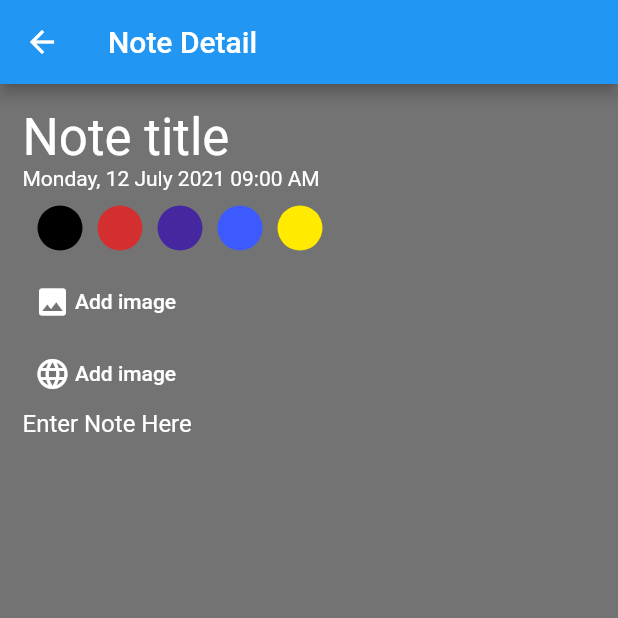
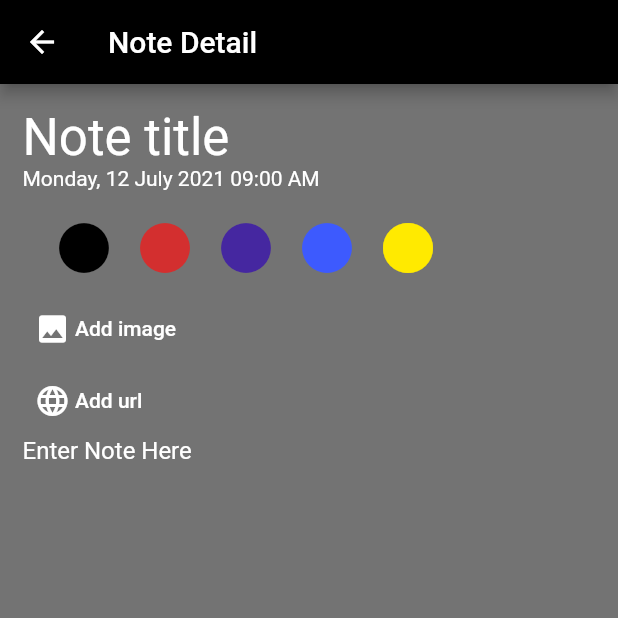
Before and after one commit to akashjpro/NotePlus, a Flutter app: the NoteDetail screen opened directly, on a phone screen of 412 x 824 dp, the top half of it. Run offline on Flutter 3.47's test engine with Material 2 defaults, Android fonts, the phone set to English and light mode, and no system bars.

Commit message:
fix button select color

```diff
--- a/lib/viewnote.dart
+++ b/lib/layout/notedetail.dart
@@ -1,20 +1,18 @@
-import 'package:flutter/cupertino.dart';
 import 'package:flutter/material.dart';
 
-class ViewNote extends StatelessWidget {
+class NoteDetail extends StatelessWidget {
   @override
-  final int b = 0xFF000000;
-
   Widget build(BuildContext context) {
+    int b = 0xFF000000;
+    final _backGrounColor = Color(b);
     Widget buildColor(int a) {
       return new Container(
-        margin: EdgeInsets.only(right: 10.0),
-        width: 30,
-        height: 30,
-        // padding: EdgeInsets.all(10.0),
-
-        decoration: BoxDecoration(shape: BoxShape.circle, color: Color(a)),
-
+        child: IconButton(onPressed: () { }, icon: Icon(Icons.circle,color: Color(a),size: 40.0,),),
+        margin: EdgeInsets.only(right: 3.0,left: 3.0),
+        // width: 30,
+        // height: 30,
+        // // padding: EdgeInsets.all(10.0),
+        // decoration: BoxDecoration(shape: BoxShape.circle, color: Color(a)),
       );
     }
 
@@ -32,21 +30,21 @@ class ViewNote extends StatelessWidget {
     );
     return Scaffold(
       appBar: AppBar(
-        title: Text("Nothing Lasts Forever"),
+        backgroundColor: Color(0xFF000000),
+        title: Text(
+          "Note Detail",
+          style: TextStyle(color: Colors.white),
+        ),
       ),
       body: Container(
         color: Colors.black54,
         padding: EdgeInsets.all(15.0),
-        child: ListView(
-
-          // mainAxisAlignment: MainAxisAlignment.start,
+        child: Column(
+          mainAxisAlignment: MainAxisAlignment.start,
           children: <Widget>[
             TextField(
               // 'Note title',
-              style: Theme
-                  .of(context)
-                  .textTheme
-                  .headline4,
+              style: Theme.of(context).textTheme.headline4,
               decoration: InputDecoration.collapsed(
                 hintText: "Note title",
                 hintStyle: TextStyle(color: Colors.white),
@@ -54,24 +52,10 @@ class ViewNote extends StatelessWidget {
             ),
             Container(
                 alignment: Alignment.centerLeft,
-                margin: EdgeInsets.only(bottom: 10.0),
                 child: Text(
                   'Monday, 12 July 2021 09:00 AM',
                   style: TextStyle(color: Colors.white),
                 )),
-            Container(
-              alignment: Alignment.centerLeft,
-              child: Text(
-                "Quote Of The Day",
-                style:
-                TextStyle(color: Colors.white, fontWeight: FontWeight.w600),
-              ),
-            ),
-            Container(
-              padding: EdgeInsets.all(5.0),
-              child:
-              Image.asset('images/1.jpg'),
-            ),
             fineColor,
             TextButton(
                 onPressed: null,
@@ -102,26 +86,19 @@ class ViewNote extends StatelessWidget {
                       padding: EdgeInsets.only(right: 3),
                     ),
                     Text(
-                      "Add image",
+                      "Add url",
                       style: TextStyle(color: Colors.white),
                     )
                   ],
                 )),
+            TextField(
+              decoration: InputDecoration.collapsed(
+                  hintText: "Enter Note Here",
+                  hintStyle: TextStyle(color: Colors.white)),
+            )
           ],
         ),
       ),
     );
   }
 }
-
-class MyBody extends StatelessWidget {
-  @override
-  Widget build(BuildContext context) {
-    return Scrollbar(child: Row(
-        children: [
-
-        ],
-    ));
-  }
-
-}
--- a/lib/notedetail.dart
+++ b/lib/layout/viewnote.dart
@@ -1,23 +1,27 @@
-
+import 'package:flutter/cupertino.dart';
 import 'package:flutter/material.dart';
 
-class NoteDetail extends StatelessWidget {
+class ViewNote extends StatelessWidget {
   @override
+  final int b = 0xFF000000;
+
   Widget build(BuildContext context) {
-    Widget buildColor(int a){
+    Widget buildColor(int a) {
       return new Container(
-        margin: EdgeInsets.only(right: 10.0),
-        width: 30,
-        height: 30,
-        // padding: EdgeInsets.all(10.0),
-        decoration: BoxDecoration(
-          shape: BoxShape.circle, color: Color(a)
-        ),
+        child: IconButton(onPressed: () { }, icon: Icon(Icons.circle,color: Color(a),size: 40.0,),),
+
+        margin: EdgeInsets.only(right: 3.0,left: 3.0),
+        // width: 30,
+        // height: 30,
+        // // padding: EdgeInsets.all(10.0),
+        //
+        // decoration: BoxDecoration(shape: BoxShape.circle, color: Color(a)),
+
       );
     }
+
     Widget fineColor = new Container(
       padding: EdgeInsets.all(10.0),
-
       child: Row(
         children: [
           buildColor(0xFF000000),
@@ -25,23 +29,30 @@ class NoteDetail extends StatelessWidget {
           buildColor(0xFF4527A0),
           buildColor(0xFF3D5AFE),
           buildColor(0xFFFFEA00),
-
         ],
       ),
     );
     return Scaffold(
       appBar: AppBar(
-        title: Text("Note Detail"),
+        backgroundColor: Color(0xFF000000),
+        title: Text(
+          "Note Detail",
+          style: TextStyle(color: Colors.white),
+        ),
       ),
       body: Container(
         color: Colors.black54,
         padding: EdgeInsets.all(15.0),
-        child: Column(
-          mainAxisAlignment: MainAxisAlignment.start,
+        child: ListView(
+
+          // mainAxisAlignment: MainAxisAlignment.start,
           children: <Widget>[
             TextField(
               // 'Note title',
-              style: Theme.of(context).textTheme.headline4,
+              style: Theme
+                  .of(context)
+                  .textTheme
+                  .headline4,
               decoration: InputDecoration.collapsed(
                 hintText: "Note title",
                 hintStyle: TextStyle(color: Colors.white),
@@ -49,10 +60,24 @@ class NoteDetail extends StatelessWidget {
             ),
             Container(
                 alignment: Alignment.centerLeft,
+                margin: EdgeInsets.only(bottom: 10.0),
                 child: Text(
                   'Monday, 12 July 2021 09:00 AM',
                   style: TextStyle(color: Colors.white),
                 )),
+            Container(
+              alignment: Alignment.centerLeft,
+              child: Text(
+                "Quote Of The Day",
+                style:
+                TextStyle(color: Colors.white, fontWeight: FontWeight.w600),
+              ),
+            ),
+            Container(
+              padding: EdgeInsets.all(5.0),
+              child:
+              Image.asset('images/1.jpg'),
+            ),
             fineColor,
             TextButton(
                 onPressed: null,
@@ -83,19 +108,26 @@ class NoteDetail extends StatelessWidget {
                       padding: EdgeInsets.only(right: 3),
                     ),
                     Text(
-                      "Add image",
+                      "Add url",
                       style: TextStyle(color: Colors.white),
                     )
                   ],
                 )),
-            TextField(
-              decoration: InputDecoration.collapsed(
-                  hintText: "Enter Note Here",
-                  hintStyle: TextStyle(color: Colors.white)),
-            )
           ],
         ),
       ),
     );
   }
 }
+
+class MyBody extends StatelessWidget {
+  @override
+  Widget build(BuildContext context) {
+    return Scrollbar(child: Row(
+        children: [
+
+        ],
+    ));
+  }
+
+}
--- a/lib/main.dart
+++ b/lib/main.dart
@@ -1,6 +1,6 @@
 import 'package:flutter/material.dart';
-import 'package:note/notedetail.dart';
-import 'package:note/viewnote.dart';
+import 'package:note/layout/notedetail.dart';
+import 'package:note/layout/viewnote.dart';
 
 void main() {
   runApp(MyApp());
```
Also changed, not shown: 3 other files.
